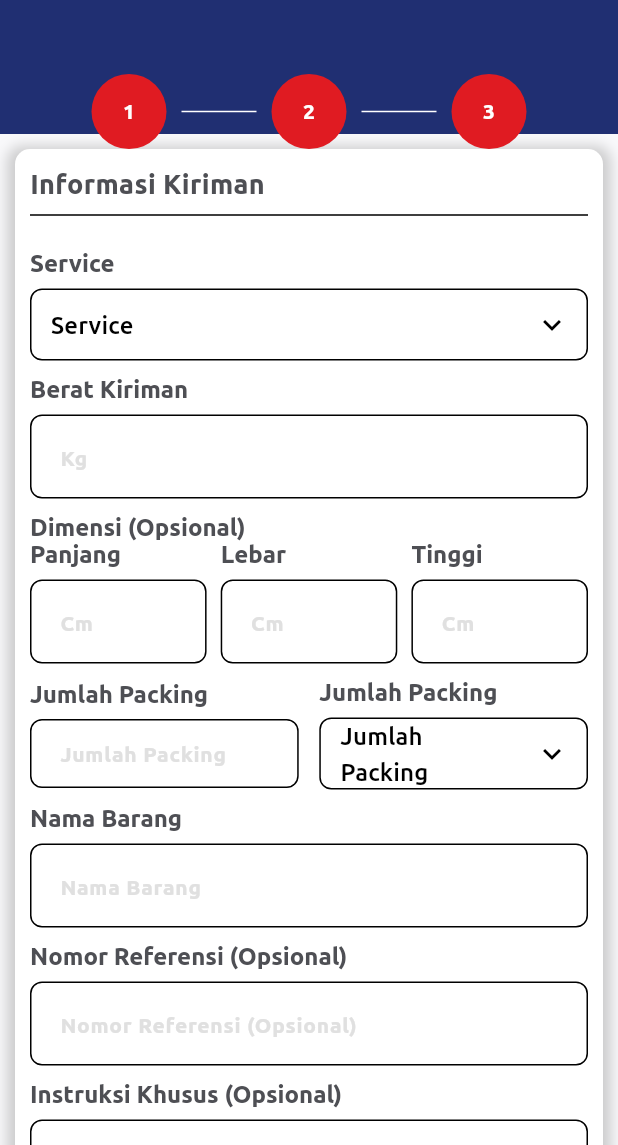
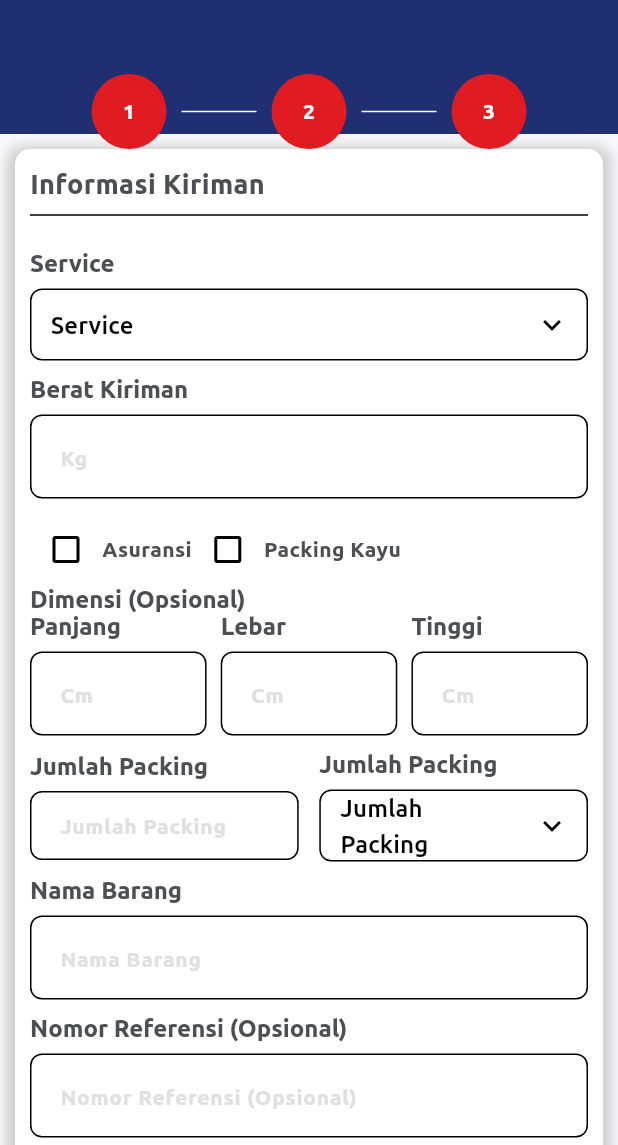
Before and after one commit to NisaEka/css_newrepo, a Flutter app: the InformasiKirimanScreen screen opened directly, on a phone screen of 412 x 824 dp, the part 91-1236 px from its top. Run offline on Flutter 3.47's test engine with Material 3 defaults, Android fonts, the phone set to English and light mode, and no system bars; drawn by our look-alikes of dropdown_search; our stand-ins replace dio, flutter_secure_storage, flutter_svg, form_validator, get, lottie; missing offline and left inert: flutter_flavor; accounts and stored records are empty; project files that could hold a hidden picture were left out.

```diff
--- a/lib/const/textstyle.dart
+++ b/lib/const/textstyle.dart
@@ -2,6 +2,7 @@ import 'package:css_mobile/const/color_const.dart';
 import 'package:flutter/material.dart';
 
 TextStyle titleTextStyle = TextStyle(fontFamily: 'Ubuntu', fontSize: 29, fontWeight: medium);
+TextStyle subTitleTextStyle = TextStyle(fontFamily: 'Ubuntu', fontSize: 14, fontWeight: regular);
 TextStyle formLabelTextStyle = TextStyle(fontFamily: 'Ubuntu', fontSize: 16, fontWeight: bold, color: greyDarkColor1);
 TextStyle hintTextStyle = TextStyle(fontFamily: 'Ubuntu', fontSize: 14, fontWeight: semiBold, color: neutralColor);
 TextStyle inputTextStyle = const TextStyle(fontFamily: 'Ubuntu', fontSize: 14, color: greyDarkColor1);
--- a/lib/screen/paketmu/input_kiriman/informasi_kiriman/informasi_kiriman_controller.dart
+++ b/lib/screen/paketmu/input_kiriman/informasi_kiriman/informasi_kiriman_controller.dart
@@ -16,7 +16,7 @@ class InformasiKirimaController extends BaseController{
   final layanan = TextEditingController();
   final hargaBarang = TextEditingController();
   final ongkosKirim = TextEditingController();
-  final hargaAsurans = TextEditingController();
+  final hargaAsuransi = TextEditingController();
   final codFee = TextEditingController();
   final hargaCOD = TextEditingController();
 
--- a/lib/screen/paketmu/input_kiriman/informasi_kiriman/informasi_kiriman_screen.dart
+++ b/lib/screen/paketmu/input_kiriman/informasi_kiriman/informasi_kiriman_screen.dart
@@ -5,6 +5,7 @@ import 'package:css_mobile/reusable/forms/customdropdownformfield.dart';
 import 'package:css_mobile/reusable/forms/customfilledbutton.dart';
 import 'package:css_mobile/reusable/forms/customformlabel.dart';
 import 'package:css_mobile/reusable/forms/customtextformfield.dart';
+import 'package:css_mobile/screen/dialog/success_dialog.dart';
 import 'package:css_mobile/screen/paketmu/input_kiriman/informasi_kiriman/informasi_kiriman_controller.dart';
 import 'package:flutter/material.dart';
 import 'package:get/get.dart';
@@ -84,7 +85,29 @@ class InformasiKirimanScreen extends StatelessWidget {
                                 //   child: Center(child: const Text('Kg')),
                                 // ),
                               ),
-                              CustomFormLabel(label: "Dimensi (Opsional)"),
+                              Row(
+                                children: [
+                                  Checkbox(
+                                    checkColor: Colors.white,
+                                    value: controller.asuransi,
+                                    onChanged: (bool? value) {
+                                      controller.asuransi = value!;
+                                      controller.update();
+                                    },
+                                  ),
+                                  Text("Asuransi".tr, style: listTitleTextStyle),
+                                  Checkbox(
+                                    checkColor: Colors.white,
+                                    value: controller.packingKayu,
+                                    onChanged: (bool? value) {
+                                      controller.packingKayu = value!;
+                                      controller.update();
+                                    },
+                                  ),
+                                  Text("Packing Kayu".tr, style: listTitleTextStyle)
+                                ],
+                              ),
+                              const CustomFormLabel(label: "Dimensi (Opsional)"),
                               Row(
                                 mainAxisAlignment: MainAxisAlignment.spaceBetween,
                                 children: [
@@ -125,10 +148,10 @@ class InformasiKirimanScreen extends StatelessWidget {
                                     label: 'Jumlah Packing'.tr,
                                     width: Get.width / 2.3,
                                     items: [
-                                      DropdownMenuItem(
+                                      const DropdownMenuItem(
                                         child: Text('Paket'),
                                       ),
-                                      DropdownMenuItem(
+                                      const DropdownMenuItem(
                                         child: Text('Dokumen'),
                                       ),
                                     ],
@@ -151,6 +174,12 @@ class InformasiKirimanScreen extends StatelessWidget {
                                 controller: controller.hargaBarang,
                                 label: 'Harga Barang'.tr,
                               ),
+                              controller.asuransi
+                                  ? CustomTextFormField(
+                                      controller: controller.hargaAsuransi,
+                                      label: 'Harga Asuransi'.tr,
+                                    )
+                                  : SizedBox(),
                               Row(
                                 mainAxisAlignment: MainAxisAlignment.spaceBetween,
                                 children: [
@@ -180,6 +209,9 @@ class InformasiKirimanScreen extends StatelessWidget {
                                 color: redJNE,
                                 title: 'Buat Resi'.tr,
                                 radius: 20,
+                                onPressed: () {
+                                  Get.to(const SuceesDialog());
+                                },
                               )
                             ],
                           ),
--- a/pubspec.yaml
+++ b/pubspec.yaml
@@ -23,6 +23,8 @@ dependencies:
   flutter_svg: ^1.1.6
   cupertino_stepper: ^0.2.1
   dropdown_search: ^5.0.6
+  lottie: ^2.7.0
+  package_info_plus: ^5.0.1
 
 
 
@@ -36,6 +38,7 @@ flutter:
   assets:
     - assets/images/
     - assets/icons/
+    - assets/lottie/
 
   fonts:
     - family: Ubuntu
```
Also changed, not shown: lib/const/image_const.dart (+7 -0 lines), lib/screen/dialog/success_dialog.dart (added, +40 -0 lines), pubspec.lock, 1 other file.
